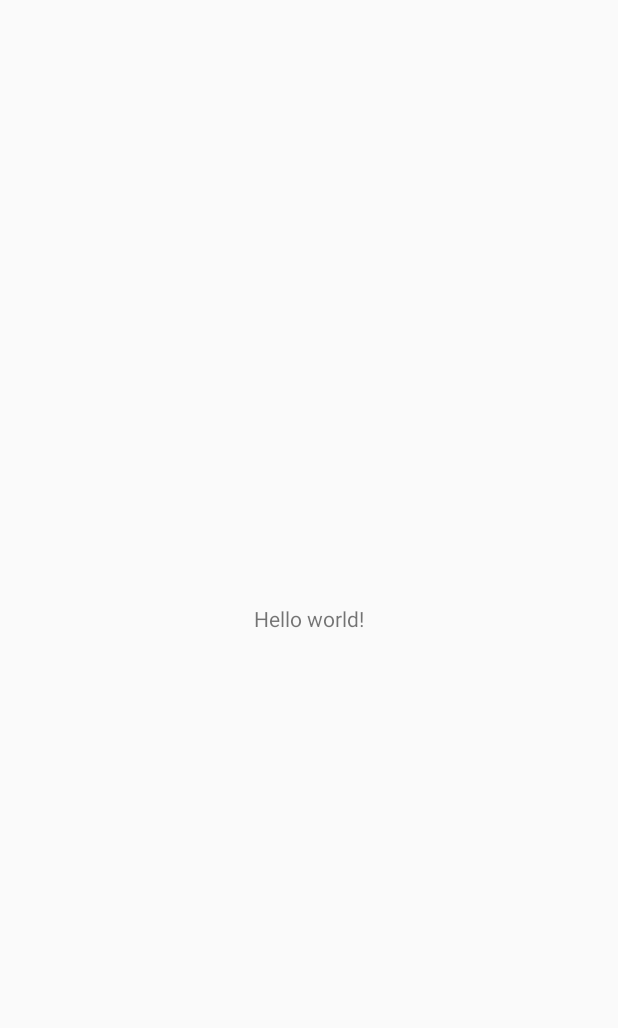
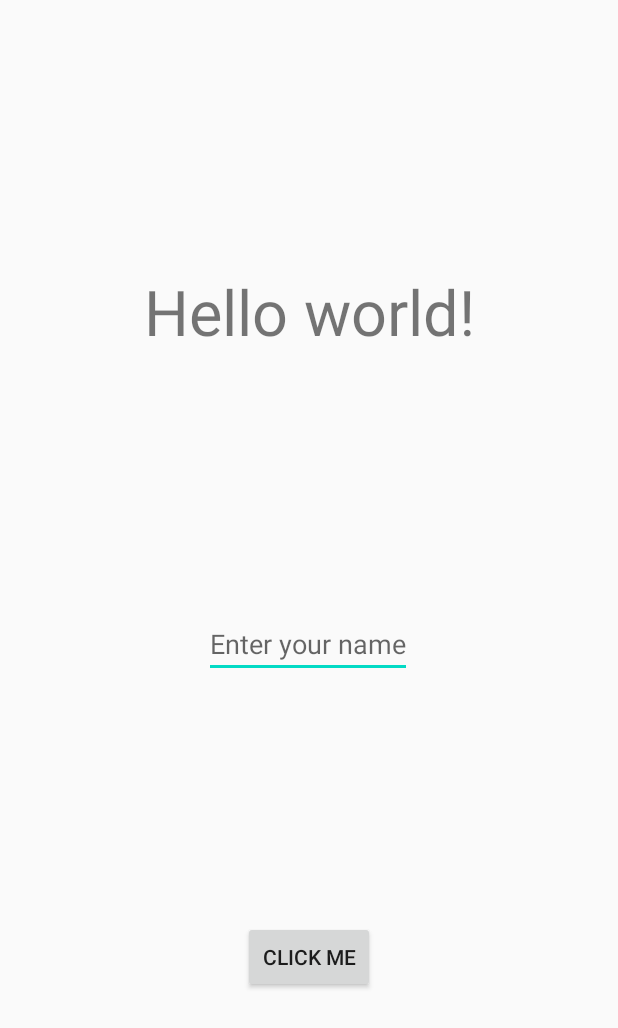
Before and after one commit to DavidMagdyNawar/dps_andriod_sessions, an Android app: the screen it shows after launch (MainActivity), on a phone screen of 412 x 824 dp. Before the commit the part shown is almost empty. Shown: the top 1028 px of the screen. Run offline under Robolectric (Android 15) with nearby library versions, the phone set to English and light mode, and no system bars.

Commit message:
creating simple layout for greeting :sparkles:

```diff
--- a/app/src/main/java/com/dps/MainActivity.java
+++ b/app/src/main/java/com/dps/MainActivity.java
@@ -1,17 +1,14 @@
 package com.dps;
 
+import android.annotation.SuppressLint;
 import android.os.Bundle;
-
-import com.google.android.material.floatingactionbutton.FloatingActionButton;
-import com.google.android.material.snackbar.Snackbar;
-
 import androidx.appcompat.app.AppCompatActivity;
-import androidx.appcompat.widget.Toolbar;
 
 import android.view.View;
-
-import android.view.Menu;
-import android.view.MenuItem;
+import android.widget.Button;
+import android.widget.EditText;
+import android.widget.TextView;
+import android.widget.Toast;
 
 public class MainActivity extends AppCompatActivity {
 
@@ -20,5 +17,25 @@ public class MainActivity extends AppCompatActivity {
         super.onCreate(savedInstanceState);
         setContentView(R.layout.activity_main);
 
+        //cast our views
+        final TextView helloTextView = findViewById(R.id.hello);
+        final EditText nameEditText = findViewById(R.id.nameEditText);
+        Button clickMeButton = findViewById(R.id.clickMeButton);
+
+        //on click the button " click me "
+        clickMeButton.setOnClickListener(new View.OnClickListener() {
+            @Override
+            public void onClick(View v) {
+                // check if the edit text is empty
+                if(nameEditText.getText().toString().equals("")){
+                    Toast.makeText(MainActivity.this, "Please enter your name", Toast.LENGTH_SHORT).show();
+                }
+                // if it's not empty,
+                else{
+                    helloTextView.setText("Hello " + nameEditText.getText().toString()+"!");
+                }
+            }
+        });
+
     }
 }
--- a/app/src/main/res/layout/activity_main.xml
+++ b/app/src/main/res/layout/activity_main.xml
@@ -7,15 +7,39 @@
     android:layout_height="match_parent"
     tools:context=".MainActivity">
 
-
+    <!--" android:id " attribute -> you can use to make some logic on the view-->
     <TextView
+        android:id="@+id/hello"
         android:layout_width="wrap_content"
         android:layout_height="wrap_content"
         android:text="Hello world!"
+        app:layout_constraintBottom_toBottomOf="parent"
+        app:layout_constraintEnd_toEndOf="parent"
         app:layout_constraintStart_toStartOf="parent"
+        app:layout_constraintTop_toTopOf="parent"
+        app:layout_constraintVertical_bias="0.234"
+        android:textSize="42dp"/>
+
+    <EditText
+        android:id="@+id/nameEditText"
+        android:layout_width="wrap_content"
+        android:layout_height="wrap_content"
+        android:hint="Enter your name"
+        app:layout_constraintBottom_toBottomOf="parent"
         app:layout_constraintEnd_toEndOf="parent"
-    app:layout_constraintTop_toTopOf="parent"
+        app:layout_constraintHorizontal_bias="0.498"
+        app:layout_constraintStart_toStartOf="parent"
+        app:layout_constraintTop_toBottomOf="@+id/hello"
+        app:layout_constraintVertical_bias="0.315" />
+
+    <Button
+        android:id="@+id/clickMeButton"
+        android:layout_width="wrap_content"
+        android:layout_height="wrap_content"
+        android:text="Click me"
         app:layout_constraintBottom_toBottomOf="parent"
-    />
+        app:layout_constraintEnd_toEndOf="parent"
+        app:layout_constraintStart_toStartOf="parent"
+        app:layout_constraintTop_toBottomOf="@+id/nameEditText" />
 
 </androidx.constraintlayout.widget.ConstraintLayout>
```
Also changed, not shown: app/src/main/res/menu/menu_main.xml (deleted, +0 -10 lines), app/src/main/res/navigation/nav_graph.xml (deleted, +0 -28 lines). Lines whose indentation alone changed are shown as unchanged.
